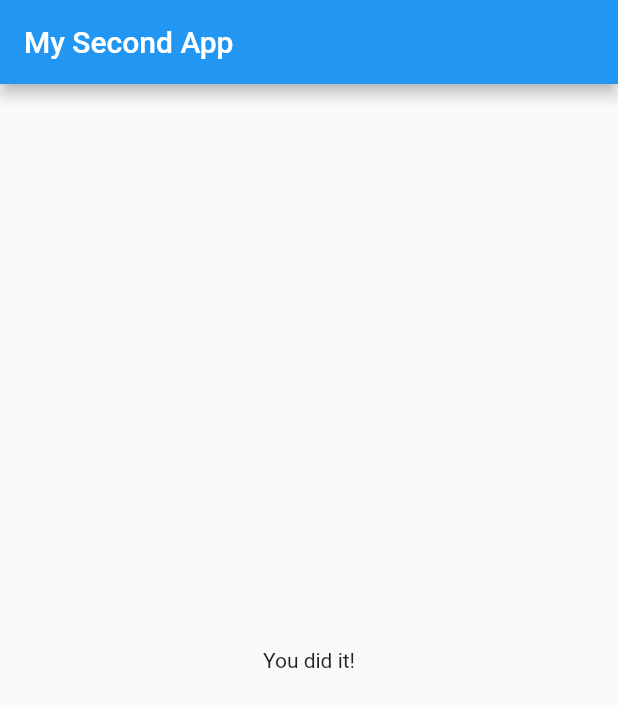
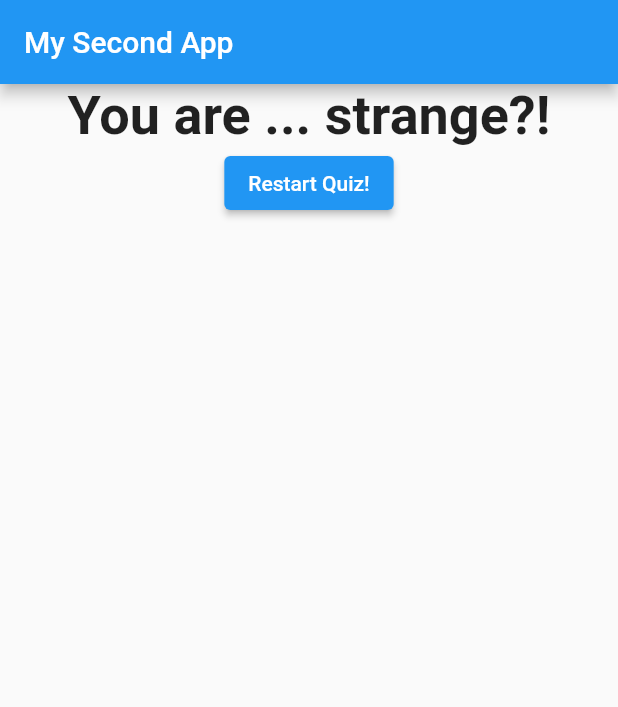
Before and after one commit to viniciusLambert/Simple-Flutter-Quiz-App, a Flutter app: the screen it shows after launch, after a tap on "Black", after a tap on "Rat", after a tap on "Max", on a phone screen of 412 x 824 dp. Shown: the top 707 px of the screen. Run offline on Flutter 3.47's test engine with Material 2 defaults, Android fonts, the phone set to English and light mode, and no system bars.

Commit message:
add score logic and restart Quiz button!

```diff
--- a/lib/main.dart
+++ b/lib/main.dart
@@ -19,30 +19,49 @@ class _MyappState extends State<MyApp> {
   final _questions = const [
     {
       'questionText': 'What is your favorite color?',
-      'answer': ['Black', 'White', 'Red', 'Blue']
+      'answer': [
+        {'text': 'Black', 'score': 10},
+        {'text': 'White', 'score': 5},
+        {'text': 'Red', 'score': 3},
+        {'text': 'Blue', 'score': 1}
+      ]
     },
     {
       'questionText': 'What is your favorite Animal?',
-      'answer': ['Bat', 'Rat', 'Snake', 'Whale']
+      'answer': [
+        {'text': 'Bat', 'score': 10},
+        {'text': 'Rat', 'score': 5},
+        {'text': 'Snake', 'score': 3},
+        {'text': 'Whale', 'score': 10}
+      ]
     },
     {
       'questionText': 'What is your favorite Instructor?',
-      'answer': ['Max', 'Max', 'Max', 'Max']
+      'answer': [
+        {'text': 'Max', 'score': 1},
+        {'text': 'Max', 'score': 1},
+        {'text': 'Max', 'score': 1},
+        {'text': 'Max', 'score': 1}
+      ]
     },
   ];
 
   var _questionIndex = 0;
+  var _totalScore = 0;
 
-  void _answerQuestion() {
+  void _resetQuiz() {
+    setState(() {
+      _questionIndex = 0;
+      _totalScore = 0;
+    });
+  }
+
+  void _answerQuestion(int score) {
+    _totalScore += score;
     setState(() {
       _questionIndex = _questionIndex + 1;
     });
-    print(_questionIndex);
-    if (_questionIndex < _questions.length) {
-      print('we have more questions!');
-    } else {
-      print('no more questions!');
-    }
+    print(_totalScore);
   }
 
   @override
@@ -58,7 +77,7 @@ class _MyappState extends State<MyApp> {
               questionIndex: _questionIndex,
               questions: _questions,
             )
-          : Result(),
+          : Result(_totalScore, _resetQuiz),
     ));
   }
 }
--- a/lib/quiz.dart
+++ b/lib/quiz.dart
@@ -19,8 +19,9 @@ class Quiz extends StatelessWidget {
     return Column(
       children: <Widget>[
         Question(questions[questionIndex]['questionText']),
-        ...(questions[questionIndex]['answer'] as List<String>).map((answer) {
-          return Answer(answerQuestion, answer);
+        ...(questions[questionIndex]['answer'] as List<Map<String, Object>>)
+            .map((answer) {
+          return Answer(() => answerQuestion(answer['score']), answer['text']);
         }).toList()
       ],
     );
--- a/lib/result.dart
+++ b/lib/result.dart
@@ -1,10 +1,43 @@
 import 'package:flutter/material.dart';
 
 class Result extends StatelessWidget {
+  final int resultScore;
+  final Function resetQuiz;
+
+  Result(this.resultScore, this.resetQuiz);
+
+  String get resultPhrase {
+    var resultText = 'You did it!';
+
+    if (resultScore <= 8) {
+      resultText = 'You are awsome and innocent!';
+    } else if (resultScore <= 12) {
+      resultText = 'Pretty likeable!';
+    } else if (resultScore <= 16) {
+      resultText = 'You are ... strange?!';
+    } else {
+      resultText = 'You are so bad!';
+    }
+    return resultText;
+  }
+
   @override
   Widget build(BuildContext context) {
     return Center(
-      child: Text("You did it!"),
+      child: Column(
+        children: [
+          Text(resultPhrase,
+              style: TextStyle(fontSize: 36, fontWeight: FontWeight.bold),
+              textAlign: TextAlign.center),
+          ElevatedButton(
+            style: ButtonStyle(
+                backgroundColor: MaterialStateProperty.all(Colors.blue),
+                foregroundColor: MaterialStateProperty.all(Colors.white)),
+            child: Text('Restart Quiz!'),
+            onPressed: resetQuiz,
+          ),
+        ],
+      ),
     );
   }
 }
```
